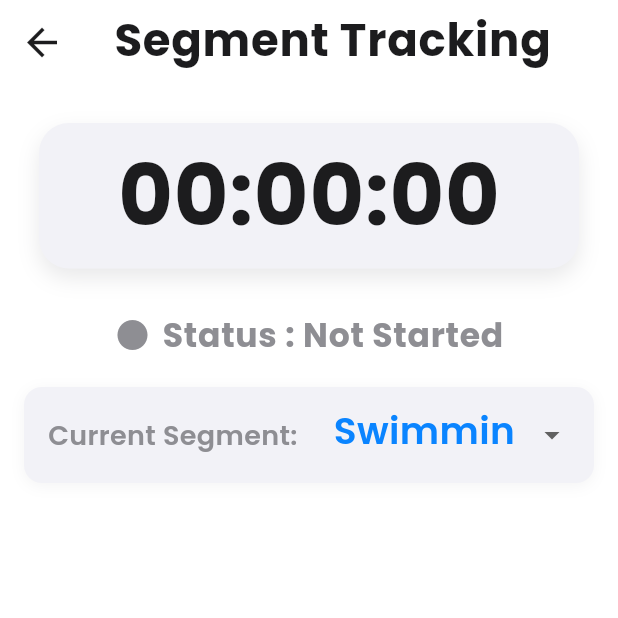
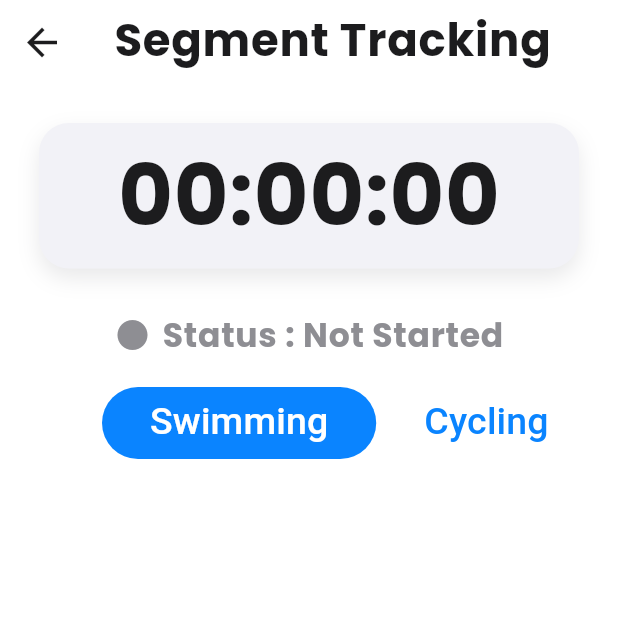
Before and after one commit to phuravongpech/RaceTrackingApp-G5, a Flutter app: the SegmentTrackingScreen screen opened directly, on a phone screen of 412 x 824 dp, the top half of it. Run offline on Flutter 3.47's test engine with Material 3 defaults, Android fonts, the phone set to English and light mode, and no system bars; our stand-ins replace firebase_core, firebase_database, google_fonts; accounts and stored records are empty.

Commit message:
RT-42 Implement TabBar for each segment

```diff
--- a/lib/screens/dashboard/dashboard_screen.dart
+++ b/lib/screens/dashboard/dashboard_screen.dart
@@ -6,7 +6,6 @@ import 'package:race_tracking_app_g5/screens/dashboard/widgets/race_stats_card.d
 import 'package:race_tracking_app_g5/screens/dashboard/widgets/segment_header.dart';
 import 'package:race_tracking_app_g5/screens/race/widgets/race_clock_timer.dart';
 import 'package:race_tracking_app_g5/theme/theme.dart';
-import 'package:race_tracking_app_g5/utils/date_time_util.dart';
 import 'package:race_tracking_app_g5/view_model/dashboard_view_model.dart';
 
 class DashboardScreen extends StatefulWidget {
--- a/lib/screens/segment_tracking/segment_tracking_screen.dart
+++ b/lib/screens/segment_tracking/segment_tracking_screen.dart
@@ -4,7 +4,7 @@ import 'package:race_tracking_app_g5/models/participant.dart';
 import 'package:race_tracking_app_g5/models/segment_time.dart';
 import 'package:race_tracking_app_g5/screens/race/widgets/race_clock_timer.dart';
 import 'package:race_tracking_app_g5/screens/segment_tracking/widgets/participant_grid_card.dart';
-import 'package:race_tracking_app_g5/theme/theme.dart';
+import 'package:race_tracking_app_g5/screens/segment_tracking/widgets/segment_tabbar.dart';
 
 class SegmentTrackingScreen extends StatefulWidget {
   const SegmentTrackingScreen({super.key});
@@ -13,80 +13,35 @@ class SegmentTrackingScreen extends StatefulWidget {
   State<SegmentTrackingScreen> createState() => _SegmentTrackingScreenState();
 }
 
-class _SegmentTrackingScreenState extends State<SegmentTrackingScreen> {
+class _SegmentTrackingScreenState extends State<SegmentTrackingScreen>
+    with SingleTickerProviderStateMixin {
+  TabController? _tabController;
+  final List<Segment> _segments = Segment.values;
   Segment _currentSegment = Segment.swimming;
+
+  @override
+  void initState() {
+    super.initState();
+    _tabController = TabController(length: _segments.length, vsync: this);
+
+    _tabController?.addListener(() {
+      if (!(_tabController?.indexIsChanging ?? true)) {
+        setState(() {
+          _currentSegment = _segments[_tabController?.index ?? 0];
+        });
+      }
+    });
+  }
+
+  @override
+  void dispose() {
+    _tabController?.dispose();
+    super.dispose();
+  }
 
   @override
   Widget build(BuildContext context) {
     final participants = Provider.of<List<Participant>>(context);
-
-    Widget filterDropdown = Container(
-      padding: const EdgeInsets.symmetric(horizontal: 16, vertical: 8),
-      decoration: BoxDecoration(
-        color: RTColors.backgroundAccent,
-        borderRadius: BorderRadius.circular(12),
-        boxShadow: [
-          BoxShadow(
-            color: RTColors.textSecondary.withOpacity(0.1),
-            blurRadius: 8,
-            offset: const Offset(0, 2),
-          ),
-        ],
-      ),
-      child: Row(
-        children: [
-          Text(
-            'Current Segment:',
-            style: Theme.of(
-              context,
-            ).textTheme.titleMedium?.copyWith(color: RTColors.textSecondary),
-          ),
-          const SizedBox(width: 16),
-          Expanded(
-            child: DropdownButtonHideUnderline(
-              child: DropdownButton<Segment>(
-                value: _currentSegment,
-                isExpanded: true,
-                icon: const Icon(Icons.arrow_drop_down),
-                style: Theme.of(
-                  context,
-                ).textTheme.titleMedium?.copyWith(color: RTColors.textPrimary),
-                items:
-                    Segment.values.map((segment) {
-                      return DropdownMenuItem(
-                        value: segment,
-                        child: Container(
-                          padding: const EdgeInsets.symmetric(
-                            horizontal: 8,
-                            vertical: 4,
-                          ),
-                          decoration: BoxDecoration(
-                            color: RTColors.backgroundAccent,
-                            borderRadius: BorderRadius.circular(8),
-                          ),
-                          child: Text(
-                            segment.label,
-                            style: TextStyle(
-                              color: RTColors.primary,
-                              fontSize: 25,
-                            ),
-                          ),
-                        ),
-                      );
-                    }).toList(),
-                onChanged: (Segment? newValue) {
-                  if (newValue != null) {
-                    setState(() {
-                      _currentSegment = newValue;
-                    });
-                  }
-                },
-              ),
-            ),
-          ),
-        ],
-      ),
-    );
 
     Widget participantCard = GridView.builder(
       shrinkWrap: true,
@@ -118,7 +73,10 @@ class _SegmentTrackingScreenState extends State<SegmentTrackingScreen> {
               children: [
                 const RaceClockLive(),
                 const SizedBox(height: 20),
-                filterDropdown,
+                SegmentTabbar(
+                  segments: _segments,
+                  tabController: _tabController!,
+                ),
                 const SizedBox(height: 20),
                 participantCard,
               ],
--- /dev/null
+++ b/lib/screens/segment_tracking/widgets/segment_tabbar.dart
@@ -0,0 +1,70 @@
+import 'package:flutter/material.dart';
+import 'package:race_tracking_app_g5/models/segment_time.dart';
+import 'package:race_tracking_app_g5/theme/theme.dart';
+
+class SegmentTabbar extends StatelessWidget {
+  const SegmentTabbar({
+    super.key,
+    required this.segments,
+    required this.tabController,
+  });
+
+  final List<Segment> segments;
+  final TabController tabController;
+
+  @override
+  Widget build(BuildContext context) {
+    return TabBar(
+      controller: tabController,
+      unselectedLabelColor: RTColors.primary,
+      labelColor: RTColors.white,
+      indicatorSize: TabBarIndicatorSize.tab,
+      indicator: BoxDecoration(
+        borderRadius: BorderRadius.circular(50),
+        color: RTColors.primary,
+      ),
+      dividerColor: Colors.transparent,
+      isScrollable: true,
+      tabs:
+          segments
+              .map(
+                (segments) => Container(
+                  padding: const EdgeInsets.symmetric(horizontal: 16),
+                  child: Tab(
+                    child: Text(segments.label, style: TextStyle(fontSize: 25)),
+                  ),
+                ),
+              )
+              .toList(),
+    );
+  }
+}
+
+class SegmentTabView extends StatelessWidget {
+  const SegmentTabView({
+    super.key,
+    required this.segments,
+    required this.tabController,
+  });
+
+  final List<Segment> segments;
+  final TabController tabController;
+
+  @override
+  Widget build(BuildContext context) {
+    return TabBarView(
+      controller: tabController,
+      children:
+          segments.map((segment) {
+            return Center(
+              child: Text(
+                'Current Segment: ${segment.label}',
+                style: Theme.of(
+                  context,
+                ).textTheme.titleMedium?.copyWith(color: RTColors.textPrimary),
+              ),
+            );
+          }).toList(),
+    );
+  }
+}
--- a/lib/utils/date_time_util.dart
+++ b/lib/utils/date_time_util.dart
@@ -1,5 +1,3 @@
-import 'package:intl/intl.dart';
-
 class DateTimeUtil {
   // static String formatDateTime(
   //   DateTime dateTime, {
```
